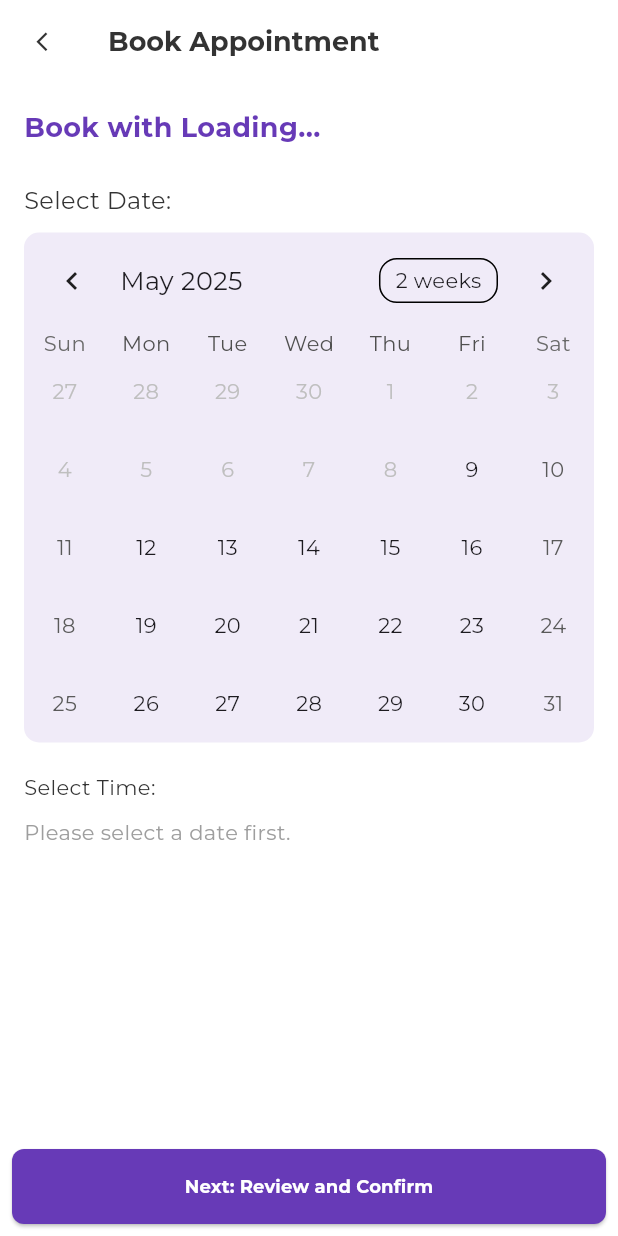
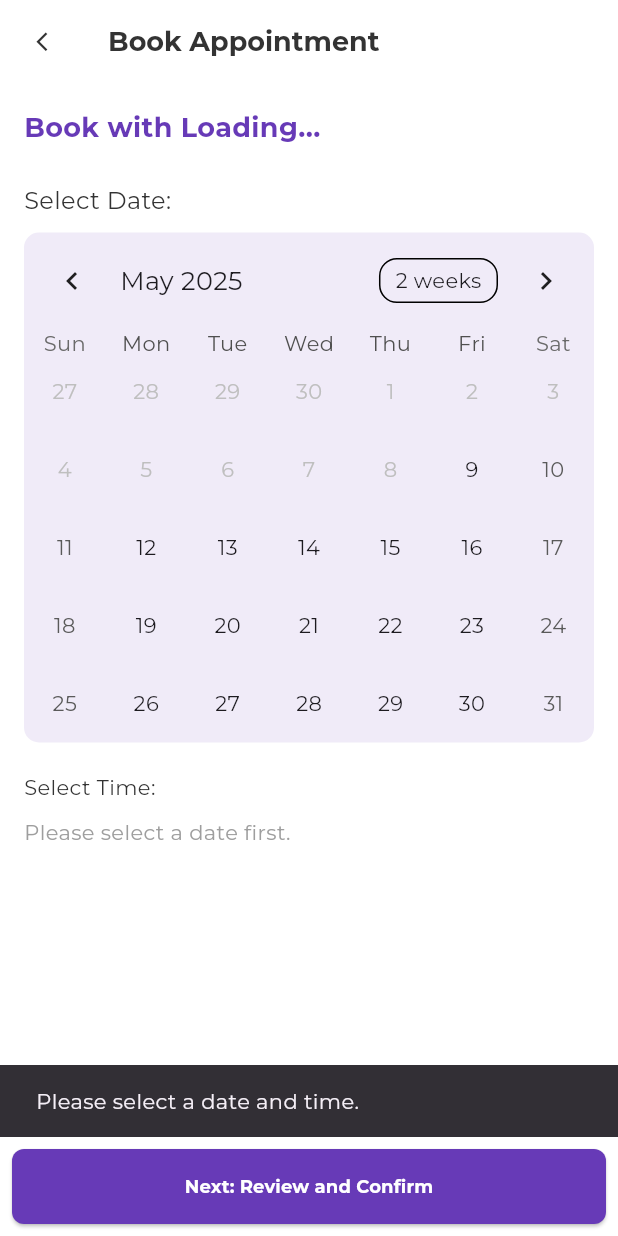
Before and after one commit to Aslmmon/ServiceReservationApp, a Flutter app: the BookingScreen screen opened by its route, after a tap on "Next: Review and Confirm", on a phone screen of 412 x 824 dp. Run offline on Flutter 3.47's test engine with Material 3 defaults, Android fonts, the phone set to English and light mode, and no system bars; drawn by our look-alikes of table_calendar; our stand-ins replace cloud_firestore, firebase_auth, firebase_core, flutter_dotenv, get, google_fonts and 1 more; accounts and stored records are empty.

Commit message:
- added separator in Specialist List - added refactoring for booking Screen

```diff
--- a/lib/presentation/booking/booking_screen.dart
+++ b/lib/presentation/booking/booking_screen.dart
@@ -8,10 +8,9 @@ import 'package:table_calendar/table_calendar.dart';
 import '../../utils/appColors/AppColors.dart';
 import '../../utils/appStrings/AppStrings.dart';
 import '../../utils/appTextStyle/AppTextStyles.dart';
-import '../../utils/components/AppButton.dart';
-import '../../utils/components/AvailableChips.dart';
-import '../../utils/utils.dart';
-import 'confimationBottomSheet.dart';
+import '../specialists/components/calendar_view.dart';
+import '../specialists/components/next_button_view.dart';
+import '../specialists/components/time_selection_view.dart';
 
 class BookingScreen extends StatefulWidget {
   const BookingScreen({super.key});
@@ -40,7 +39,9 @@ class _BookingScreenState extends State<BookingScreen> {
   void didUpdateWidget(covariant BookingScreen oldWidget) {
     super.didUpdateWidget(oldWidget);
     _updateAvailableTimes();
+
   }
+
 
   void _updateAvailableTimes() {
     if (_selectedDay != null && _specialist != null) {
@@ -67,7 +68,7 @@ class _BookingScreenState extends State<BookingScreen> {
   Widget build(BuildContext context) {
     return Scaffold(
       appBar: AppBar(
-        title: Text(AppStrings.bookAppointment),
+        title: Text(AppStrings.bookAppointment.tr),
         leading: IconButton(
           icon: const Icon(
             size: 15,
@@ -82,65 +83,55 @@ class _BookingScreenState extends State<BookingScreen> {
         child: Column(
           crossAxisAlignment: CrossAxisAlignment.start,
           children: [
-            Text(
-              '${AppStrings.bookWithSpecialist} ${_specialist?.name ?? AppStrings.loading}',
-              style: AppTextStyles.heading.copyWith(
-                color: AppColors.primaryPurple,
-              ),
-            ),
+            _buildSpecialistInfo(),
             const SizedBox(height: 24),
-            Text(
-              AppStrings.selectDate,
-              style: AppTextStyles.subHeading.copyWith(
-                color: AppColors.darkText,
-              ),
-            ),
+            _buildDateSelection(),
+            const SizedBox(height: 20),
+            _buildTimeLabel(),
             const SizedBox(height: 10),
-            _buildCalendar(),
-            const SizedBox(height: 20),
-            Text(
-              AppStrings.selectTime,
-              style: AppTextStyles.label.copyWith(color: AppColors.darkText),
-            ),
-            const SizedBox(height: 10),
-            _buildTimeSelection(),
+            _buildTimeSelectionView(),
             const SizedBox(height: 24),
-            if (_selectedTime != null)
-              Text(
-                '${AppStrings.selectedTime} ${_selectedTime!.format(context)}',
-                style: AppTextStyles.label.copyWith(
-                  fontWeight: FontWeight.bold,
-                ),
-              ),
+            _buildSelectedTimeDisplay(),
           ],
         ),
       ),
       bottomNavigationBar: Padding(
         padding: const EdgeInsets.all(8.0),
-        child: _buildNextButton(),
+        child: NextButtonView(
+          specialist: _specialist,
+          selectedDay: _selectedDay,
+          selectedTime: _selectedTime,
+        ),
       ),
     );
   }
 
-  Widget _buildCalendar() {
-    return Container(
-      decoration: BoxDecoration(
-        borderRadius: BorderRadius.circular(10.0),
-        color: AppColors.primaryPurple.withOpacity(0.1),
+  Widget _buildSpecialistInfo() {
+    return Text(
+      '${AppStrings.bookWithSpecialist.tr} ${_specialist?.name ?? AppStrings.loading.tr}',
+      style: AppTextStyles.heading.copyWith(color: AppColors.primaryPurple),
+    );
+  }
+
+  Widget _buildDateSelection() {
+    return Column(
+      crossAxisAlignment: CrossAxisAlignment.start,
+      children: [
+        Text(
+          AppStrings.selectDate.tr,
+          style: AppTextStyles.subHeading.copyWith(color: AppColors.darkText),
         ),
-      child: TableCalendar(
-        firstDay: DateTime.now(),
-        lastDay: DateTime(DateTime.now().year + 1),
+        const SizedBox(height: 10),
+        CalendarView(
           focusedDay: _focusedDay,
           calendarFormat: _calendarFormat,
-        selectedDayPredicate: (day) {
-          return isSameDay(_selectedDay, day);
-        },
+          selectedDay: _selectedDay,
           onDaySelected: (selectedDay, focusedDay) {
             if (!isSameDay(_selectedDay, selectedDay)) {
               setState(() {
                 _selectedDay = selectedDay;
                 _focusedDay = focusedDay;
+                _selectedTime = null; // Reset time on date change
               });
               _updateAvailableTimes();
             }
@@ -155,74 +146,37 @@ class _BookingScreenState extends State<BookingScreen> {
           onPageChanged: (focusedDay) {
             _focusedDay = focusedDay;
           },
-        calendarStyle: CalendarStyle(
-
-          isTodayHighlighted: false,
-          selectedDecoration: BoxDecoration(
-            color: AppColors.primaryPurple,
-            shape: BoxShape.circle,
         ),
-        ),
-
-      ),
+      ],
     );
   }
 
-  Widget _buildTimeSelection() {
-    if (_selectedDay == null) {
+  Widget _buildTimeLabel() {
     return Text(
-        AppStrings.pleaseSelectDateFirst,
-        style: AppTextStyles.label.copyWith(color: AppColors.lightText),
-      );
-    } else if (_availableTimesForSelectedDate.isEmpty) {
-      return Text(
-        AppStrings.noAvailableTimes,
+      AppStrings.selectTime.tr,
       style: AppTextStyles.label.copyWith(color: AppColors.darkText),
     );
-    } else {
-      return AvailableTimeChips(
-        availableTimes: _availableTimesForSelectedDate,
+  }
+
+  Widget _buildTimeSelectionView() {
+    return TimeSelectionView(
+      selectedDay: _selectedDay,
+      availableTimesForSelectedDate: _availableTimesForSelectedDate,
       selectedTime: _selectedTime,
-        onTimeSelected: (timeStr) {
-          final timeOfDay = convertStringToTimeOfDay(timeStr);
+      onTimeSelected: (timeOfDay) {
         setState(() {
           _selectedTime = timeOfDay;
         });
       },
     );
   }
-  }
 
-  Widget _buildNextButton() {
-    return SizedBox(
-      width: double.infinity,
-      child: ReusableButton(
-        text: AppStrings.nextReviewConfirm,
-        onPressed: () {
-          _selectedDay == null || _selectedTime == null || _specialist == null
-              ? null
-              : showModalBottomSheet(
-                context: context,
-                isScrollControlled: true,
-                builder: (BuildContext bc) {
-                  return buildConfirmationBottomSheet(
-                    context,
-                    _specialist?.name,
-                    _selectedDay,
-                    _selectedTime?.format(context),
-                    _specialist?.id,
-                    (appointment) {
-                      bookingController.bookAppointment(
-                        appointment.specialistId,
-                        appointment.userId,
-                        appointment.dateTime,
-                      );
-                    },
-                  );
-                },
-              );
-        },
-      ),
-    );
+  Widget _buildSelectedTimeDisplay() {
+    return _selectedTime != null
+        ? Text(
+          '${AppStrings.selectedTime.tr} ${_selectedTime!.format(context)}',
+          style: AppTextStyles.label.copyWith(fontWeight: FontWeight.bold),
+        )
+        : const SizedBox.shrink();
   }
 }
--- /dev/null
+++ b/lib/presentation/specialists/components/calendar_view.dart
@@ -0,0 +1,56 @@
+import 'package:flutter/material.dart';
+import 'package:table_calendar/table_calendar.dart';
+import '../../../utils/appColors/AppColors.dart';
+
+class CalendarView extends StatefulWidget {
+  final DateTime focusedDay;
+  final CalendarFormat calendarFormat;
+  final DateTime? selectedDay;
+  final Function(DateTime, DateTime) onDaySelected;
+  final Function(CalendarFormat) onFormatChanged;
+  final Function(DateTime) onPageChanged;
+
+  const CalendarView({
+    super.key,
+    required this.focusedDay,
+    required this.calendarFormat,
+    this.selectedDay,
+    required this.onDaySelected,
+    required this.onFormatChanged,
+    required this.onPageChanged,
+  });
+
+  @override
+  State<CalendarView> createState() => _CalendarViewState();
+}
+
+class _CalendarViewState extends State<CalendarView> {
+  @override
+  Widget build(BuildContext context) {
+    return Container(
+      decoration: BoxDecoration(
+        borderRadius: BorderRadius.circular(10.0),
+        color: AppColors.primaryPurple.withOpacity(0.1),
+      ),
+      child: TableCalendar(
+        firstDay: DateTime.now(),
+        lastDay: DateTime(DateTime.now().year + 1),
+        focusedDay: widget.focusedDay,
+        calendarFormat: widget.calendarFormat,
+        selectedDayPredicate: (day) {
+          return isSameDay(widget.selectedDay, day);
+        },
+        onDaySelected: widget.onDaySelected,
+        onFormatChanged: widget.onFormatChanged,
+        onPageChanged: widget.onPageChanged,
+        calendarStyle: CalendarStyle(
+          isTodayHighlighted: false,
+          selectedDecoration: BoxDecoration(
+            color: AppColors.primaryPurple,
+            shape: BoxShape.circle,
+          ),
+        ),
+      ),
+    );
+  }
+}
--- /dev/null
+++ b/lib/presentation/specialists/components/next_button_view.dart
@@ -0,0 +1,62 @@
+import 'package:flutter/material.dart';
+import 'package:service_reservation_app/data/models/specialist_model.dart';
+import '../../../utils/appStrings/AppStrings.dart';
+import '../../../utils/components/AppButton.dart';
+import '../../booking/confimationBottomSheet.dart';
+import '../../booking/booking_controller.dart'; // Assuming this is the path
+import 'package:get/get.dart';
+
+class NextButtonView extends StatelessWidget {
+  final Specialist? specialist;
+  final DateTime? selectedDay;
+  final TimeOfDay? selectedTime;
+  final Function(dynamic)? onBookAppointment; // Adjust the type if needed
+  final BookingController bookingController = Get.find();
+
+   NextButtonView({
+    super.key,
+    this.specialist,
+    this.selectedDay,
+    this.selectedTime,
+    this.onBookAppointment,
+  });
+
+  @override
+  Widget build(BuildContext context) {
+    return SizedBox(
+      width: double.infinity,
+      child: ReusableButton(
+        text: AppStrings.nextReviewConfirm.tr,
+        onPressed: () {
+          if (selectedDay != null && selectedTime != null && specialist != null) {
+            showModalBottomSheet(
+              context: context,
+              isScrollControlled: true,
+              builder: (BuildContext bc) {
+                return buildConfirmationBottomSheet(
+                  context,
+                  specialist?.name,
+                  selectedDay,
+                  selectedTime?.format(context),
+                  specialist?.id,
+                      (appointment) {
+                    bookingController.bookAppointment(
+                      appointment.specialistId,
+                      appointment.userId,
+                      appointment.dateTime,
+                    );
+                  },
+                );
+              },
+            );
+          } else {
+            // Optionally show a message if required fields are not selected
+            ScaffoldMessenger.of(context).showSnackBar(
+              SnackBar(content: Text('Please select a date and time.')),
+            );
+          }
+        },
+      ),
+    );
+  }
+}
--- /dev/null
+++ b/lib/presentation/specialists/components/time_selection_view.dart
@@ -0,0 +1,46 @@
+// lib/presentation/booking/components/time_selection_view.dart
+import 'package:flutter/material.dart';
+import '../../../utils/appColors/AppColors.dart';
+import '../../../utils/appStrings/AppStrings.dart';
+import '../../../utils/appTextStyle/AppTextStyles.dart';
+import '../../../utils/components/AvailableChips.dart';
+import '../../../utils/utils.dart'; // Assuming you have this helper
+
+class TimeSelectionView extends StatelessWidget {
+  final DateTime? selectedDay;
+  final List<String> availableTimesForSelectedDate;
+  final TimeOfDay? selectedTime;
+  final Function(TimeOfDay?) onTimeSelected;
+
+  const TimeSelectionView({
+    super.key,
+    this.selectedDay,
+    required this.availableTimesForSelectedDate,
+    this.selectedTime,
+    required this.onTimeSelected,
+  });
+
+  @override
+  Widget build(BuildContext context) {
+    if (selectedDay == null) {
+      return Text(
+        AppStrings.pleaseSelectDateFirst,
+        style: AppTextStyles.label.copyWith(color: AppColors.lightText),
+      );
+    } else if (availableTimesForSelectedDate.isEmpty) {
+      return Text(
+        AppStrings.noAvailableTimes,
+        style: AppTextStyles.label.copyWith(color: AppColors.darkText),
+      );
+    } else {
+      return AvailableTimeChips(
+        availableTimes: availableTimesForSelectedDate,
+        selectedTime: selectedTime,
+        onTimeSelected: (timeStr) {
+          final timeOfDay = convertStringToTimeOfDay(timeStr);
+          onTimeSelected(timeOfDay);
+        },
+      );
+    }
+  }
+}
--- a/lib/presentation/specialists/specialist_list_screen.dart
+++ b/lib/presentation/specialists/specialist_list_screen.dart
@@ -84,7 +84,10 @@ class SpecialistListScreen extends GetView<SpecialistController> {
                 );
               } else {
                 return Expanded(
-                  child: ListView.builder(
+                  child: ListView.separated(
+                    separatorBuilder: (context, index) {
+                      return Divider();
+                    },
                     itemCount: controller.specialistsByCategory.keys.length,
                     itemBuilder: (context, categoryIndex) {
                       final specialization =
@@ -92,10 +95,7 @@ class SpecialistListScreen extends GetView<SpecialistController> {
                               .toList()[categoryIndex];
                       final specialistsInCategory =
                           controller.specialistsByCategory[specialization]!;
-                      return AnimatedOpacity(
-                        duration: const Duration(seconds: 4),
-                        opacity: 1.0,
-                        child: Column(
+                      return Column(
                         crossAxisAlignment: CrossAxisAlignment.start,
                         children: [
                           Padding(
@@ -120,14 +120,11 @@ class SpecialistListScreen extends GetView<SpecialistController> {
                                   top: 20,
                                   bottom: 20,
                                 ),
-                                  child: SpecialistItem(
-                                    specialist: specialist,
-                                  ),
+                                child: SpecialistItem(specialist: specialist),
                               );
                             },
                           ),
                         ],
-                        ),
                       );
                     },
                   ),
```
Lines whose indentation alone changed are shown as unchanged.
